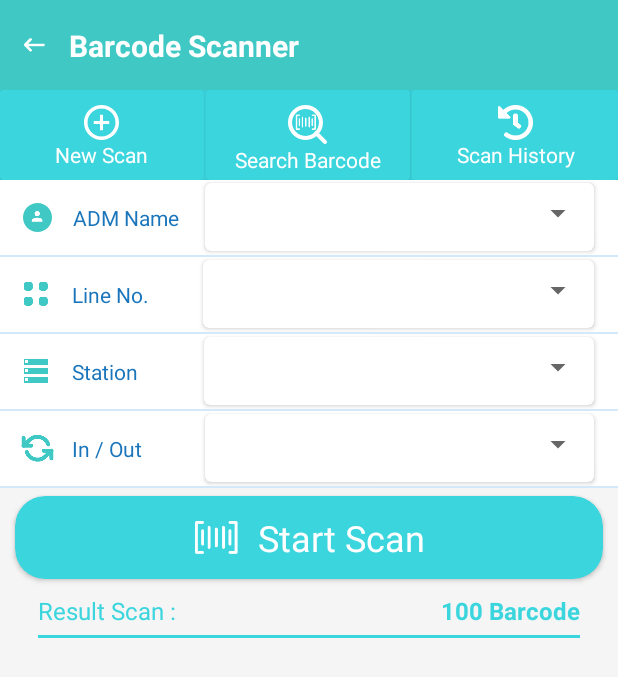
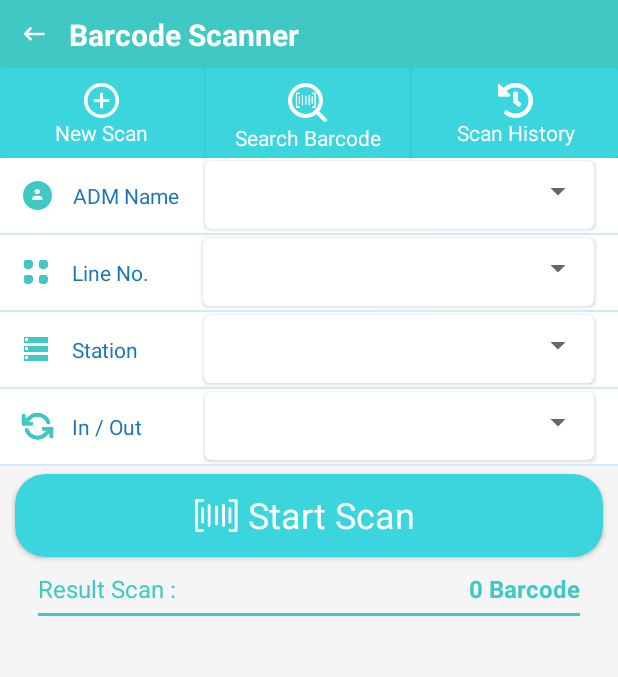
Before and after one commit to sofinal-amrozi/lyg.fss, an Android app: the BarcodeScanner screen opened directly, with no data from a screen before it, on a phone screen of 412 x 824 dp. Shown: the top 677 px of the screen. Run offline under Robolectric (Android 15) with nearby library versions, the phone set to English and light mode, and no system bars; our stand-ins replace Volley; network calls fail.

Commit message:
update
update 21/04/2021 10:00 AM

```diff
--- a/FactorySmartSystem/app/src/main/java/com/lyg/factorysmartsystem/BarcodeScanner.java
+++ b/FactorySmartSystem/app/src/main/java/com/lyg/factorysmartsystem/BarcodeScanner.java
@@ -14,6 +14,7 @@ import android.widget.AdapterView;
 import android.widget.ArrayAdapter;
 import android.widget.ImageView;
 import android.widget.Spinner;
+import android.widget.TextView;
 import android.widget.Toast;
 
 import com.android.volley.Request;
@@ -35,13 +36,15 @@ import com.lyg.factorysmartsystem.Model.ModelStation;
 import org.json.JSONArray;
 import org.json.JSONException;
 import org.json.JSONObject;
+import org.w3c.dom.Text;
 
 import java.util.ArrayList;
 import java.util.List;
+import java.util.Random;
 
 public class BarcodeScanner extends AppCompatActivity {
     Spinner dataAdm, dataLine, dataStation, dataInOut;
-    ImageView scanBarcode, Exit;
+    ImageView scanBarcode, Exit, CreateNewScan;
     RequestQueue requestQueue;
 
     authdata authdataa;
@@ -60,7 +63,18 @@ public class BarcodeScanner extends AppCompatActivity {
     AdapterDataBarcode adapter;
     List<ModelDataBarcode> item;
 
-    String admData, lineData, stationData, inoutData;
+    String admData;
+    String lineData;
+    String stationData;
+    String inoutData;
+    String recordCount;
+    String tSessionId;
+    String tBarcodeType;
+
+    TextView resultCount;
+    Integer recCount;
+
+    Spinner sAdmName, sLineNo, sStation, sInOut;
 
     int StatusCheck = 0;
     @Override
@@ -69,12 +83,14 @@ public class BarcodeScanner extends AppCompatActivity {
         super.onCreate(savedInstanceState);
         setContentView(R.layout.activity_barcode_scanner);
         getSupportActionBar().hide();
+        StatusCheck = 0;
+        tSessionId = "";
         init();
         loadData();
 
 
 
-        //        Parsing data
+        //Parsing data
 
         /*Intent intent = getIntent();
         admDataEx = intent.getStringExtra("Extent_admData");
@@ -155,9 +171,44 @@ public class BarcodeScanner extends AppCompatActivity {
             }
         });
 
+        CreateNewScan.setOnClickListener(new View.OnClickListener() {
+            @Override
+            public void onClick(View v) {
+
+                StatusCheck = 0;
+                sAdmName.setEnabled(true);
+                sLineNo.setEnabled(true);
+                sStation.setEnabled(true);
+                sInOut.setEnabled(true);
+
+                sAdmName.setSelection(0);
+                sLineNo.setSelection(0);
+                sStation.setSelection(0);
+                sInOut.setSelection(0);
+
+                tSessionId = "";
+                tSessionId = getRandomString(10);
+                //Toast.makeText(BarcodeScanner.this, "New SessionId has been created!", Toast.LENGTH_SHORT).show();
+
+
+                TextView mTextView = (TextView) findViewById(R.id.text_resultbarcode);
+                mTextView.setText("0 Barcode");
+
+                loadData();
+
+            }
+        });
+
+
         scanBarcode.setOnClickListener(new View.OnClickListener() {
             @Override
             public void onClick(View view) {
+
+                if (tSessionId == "") {
+                    tSessionId = getRandomString(10);
+                }
+
+
                 if (dataAdm.getSelectedItem().toString().trim().equals("")) {
                     Toast.makeText(BarcodeScanner.this, "Select Admin !", Toast.LENGTH_SHORT).show();
                 }
@@ -171,12 +222,15 @@ public class BarcodeScanner extends AppCompatActivity {
                     Toast.makeText(BarcodeScanner.this, "Select In / Out !", Toast.LENGTH_SHORT).show();
                 } else {
 
-
+                    StatusCheck = 1;
+                    Toast.makeText(BarcodeScanner.this, tSessionId, Toast.LENGTH_SHORT).show();
                     Intent input = new Intent(BarcodeScanner.this, ZxingScanner.class);
                     input.putExtra("intent_admData", admData);
                     input.putExtra("intent_lineData", lineData);
                     input.putExtra("intent_stationData", stationData);
                     input.putExtra("intent_inoutData", inoutData);
+                    input.putExtra("intent_SessionId", tSessionId);
+                    // input.putExtra("intent_BarcodeType", tBarcodeType);
                     startActivity(input);
 
                     //finish();
@@ -217,6 +271,8 @@ public class BarcodeScanner extends AppCompatActivity {
 
 
         });
+
+
     }
 
     public void onDestroy() {
@@ -226,6 +282,20 @@ public class BarcodeScanner extends AppCompatActivity {
 
     public void onResume() {
         super.onResume();
+
+        if (StatusCheck == 0) {
+            sAdmName.setEnabled(true);
+            sLineNo.setEnabled(true);
+            sStation.setEnabled(true);
+            sInOut.setEnabled(true);
+        } else
+        {
+            sAdmName.setEnabled(false);
+            sLineNo.setEnabled(false);
+            sStation.setEnabled(false);
+            sInOut.setEnabled(false);
+        }
+
         loadData();
     }
 
@@ -238,7 +308,17 @@ public class BarcodeScanner extends AppCompatActivity {
         dataStation = findViewById(R.id.station);
         dataInOut = findViewById(R.id.in_out);
         scanBarcode = findViewById(R.id.ivScanBarcode);
+        CreateNewScan = findViewById(R.id.ivNewScan);
         Exit = findViewById(R.id.ivBackOnBarcode);
+        resultCount = findViewById(R.id.text_resultbarcode);
+        recCount = 0;
+
+        // Spinner
+        sAdmName = findViewById(R.id.adm_name);
+        sLineNo = findViewById(R.id.line_no);
+        sStation = findViewById(R.id.station);
+        sInOut = findViewById(R.id.in_out);
+
     }
 
     public void loadAdm(){
@@ -269,7 +349,7 @@ public class BarcodeScanner extends AppCompatActivity {
         }, new Response.ErrorListener() {
             @Override
             public void onErrorResponse(VolleyError error) {
-                Toast.makeText(BarcodeScanner.this, "No Data !", Toast.LENGTH_LONG).show();
+                Toast.makeText(BarcodeScanner.this, "No Data Adm !", Toast.LENGTH_LONG).show();
             }
         });
         requestQueue.add(stringRequest);
@@ -298,7 +378,7 @@ public class BarcodeScanner extends AppCompatActivity {
         }, new Response.ErrorListener() {
             @Override
             public void onErrorResponse(VolleyError error) {
-                Toast.makeText(BarcodeScanner.this, "No Data !", Toast.LENGTH_LONG).show();
+                Toast.makeText(BarcodeScanner.this, "No Data Line !", Toast.LENGTH_LONG).show();
             }
         });
         requestQueue.add(stringRequest2);
@@ -327,7 +407,7 @@ public class BarcodeScanner extends AppCompatActivity {
         }, new Response.ErrorListener() {
             @Override
             public void onErrorResponse(VolleyError error) {
-                Toast.makeText(BarcodeScanner.this, "No Data !", Toast.LENGTH_LONG).show();
+                Toast.makeText(BarcodeScanner.this, "No Data Station !", Toast.LENGTH_LONG).show();
             }
         });
         requestQueue.add(stringRequest3);
@@ -356,15 +436,30 @@ public class BarcodeScanner extends AppCompatActivity {
         }, new Response.ErrorListener() {
             @Override
             public void onErrorResponse(VolleyError error) {
-                Toast.makeText(BarcodeScanner.this, "No Data !", Toast.LENGTH_LONG).show();
+                Toast.makeText(BarcodeScanner.this, "No Data In/Out !", Toast.LENGTH_LONG).show();
             }
         });
         requestQueue.add(stringRequest4);
     }
 
+    public static String getRandomString(int i) {
+        final String characters = "abcdefghijklmnopqrstuvwxyz0123456789";
+        StringBuilder result = new StringBuilder();
+        while (i > 0) {
+            Random rand = new Random();
+            result.append(characters.charAt(rand.nextInt(characters.length())));
+            i--;
+        }
+        return result.toString();
+
+
+    }
+
+
+
     // Load data hasil scan
     public void loadData(){
-        StringRequest stringRequest = new StringRequest(Request.Method.GET, ServerApi.URL_DATASCAN, new Response.Listener<String>() {
+        StringRequest stringRequest = new StringRequest(Request.Method.GET, ServerApi.URL_DATASCAN + tSessionId, new Response.Listener<String>() {
             @Override
             public void onResponse(String response) {
                 try {
@@ -377,23 +472,59 @@ public class BarcodeScanner extends AppCompatActivity {
                         JSONObject send_data_to_api = data.getJSONObject(i);
                         playerModel.setBarcodeNo(send_data_to_api.getString("BarcodeNo"));
                         playerModel.setScanDate(send_data_to_api.getString("ScanDate"));
+                        playerModel.setBarcodeType(send_data_to_api.getString("BarcodeType"));
+                        playerModel.setBarcodeTypeCode(send_data_to_api.getString("BarcodeTypeCode"));
+                        item.add(playerModel);
 
-                        item.add(playerModel);
                     }
+
+//                    for (int i = 0; i < data.length(); i++)
+//                    {
+//                        tBarcodeType = "";
+//                        tBarcodeType = data.getJSONObject(i).getString("BarcodeType");
+//                        Toast.makeText(BarcodeScanner.this, tBarcodeType, Toast.LENGTH_SHORT).show();
+//                    }
+
+                    //Toast.makeText(BarcodeScanner.this, String.valueOf(item.size()), Toast.LENGTH_SHORT).show();
+                    TextView mTextView = (TextView) findViewById(R.id.text_resultbarcode);
+                    recordCount = String.valueOf(item.size()) + " Barcode";
+                    mTextView.setText(recordCount);
                     adapter = new AdapterDataBarcode(BarcodeScanner.this, item);
                     RecyclerView.LayoutManager layoutManager = new LinearLayoutManager(BarcodeScanner.this);
                     recyclerView.setLayoutManager(layoutManager);
                     recyclerView.setAdapter(adapter);
+
                 } catch (JSONException e){
-                    Toast.makeText(BarcodeScanner.this, "Codingan Error: Load Data !", Toast.LENGTH_SHORT).show();
+                    TextView mTextView = (TextView) findViewById(R.id.text_resultbarcode);
+                    mTextView.setText("0 Barcode");
+                    Toast.makeText(BarcodeScanner.this, "New SessionId has been created!", Toast.LENGTH_SHORT).show();
+
+                    item = new ArrayList<>();
+                    adapter = new AdapterDataBarcode(BarcodeScanner.this, item);
+                    RecyclerView.LayoutManager layoutManager = new LinearLayoutManager(BarcodeScanner.this);
+                    recyclerView.setLayoutManager(layoutManager);
+                    recyclerView.setAdapter(adapter);
+                    recyclerView.setAdapter(null);
                 }
             }
         }, new Response.ErrorListener() {
             @Override
             public void onErrorResponse(VolleyError error) {
+                TextView mTextView = (TextView) findViewById(R.id.text_resultbarcode);
+                mTextView.setText("0 Barcode");
                 Toast.makeText(BarcodeScanner.this, "No Data !", Toast.LENGTH_LONG).show();
+
+                item = new ArrayList<>();
+                adapter = new AdapterDataBarcode(BarcodeScanner.this, item);
+                RecyclerView.LayoutManager layoutManager = new LinearLayoutManager(BarcodeScanner.this);
+                recyclerView.setLayoutManager(layoutManager);
+                recyclerView.setAdapter(adapter);
+                recyclerView.setAdapter(null);
+
             }
         });
         requestQueue.add(stringRequest);
+        //TextView mTextView = (TextView) findViewById(R.id.text_resultbarcode);
+        //mTextView.setText(getString(adapter.getItemCount()));
     }
 }
--- a/FactorySmartSystem/app/src/main/java/com/lyg/factorysmartsystem/ConfigFile/ServerApi.java
+++ b/FactorySmartSystem/app/src/main/java/com/lyg/factorysmartsystem/ConfigFile/ServerApi.java
@@ -1,10 +1,10 @@
 package com.lyg.factorysmartsystem.ConfigFile;
 
 public class ServerApi {
-    public static final String IPServer="http://192.168.0.3/ScanBarcode/RestApi/api/";
+    public static final String IPServer="http://192.168.1.100/ScanBarcode/RestApi/api/";
     public static final String URL_DATAADM=IPServer+"DataAdm";
     public static final String URL_DATALINE=IPServer+"DataLine";
     public static final String URL_DATASTATION=IPServer+"DataStation";
     public static final String URL_DATAINOUT=IPServer+"DataInOut";
-    public static final String URL_DATASCAN=IPServer+"TrnScanBarcode";
+    public static final String URL_DATASCAN=IPServer+"TrnScanBarcode?SessionId=";
 }
--- a/FactorySmartSystem/app/src/main/res/layout/activity_barcode_scanner.xml
+++ b/FactorySmartSystem/app/src/main/res/layout/activity_barcode_scanner.xml
@@ -10,9 +10,10 @@
     <androidx.constraintlayout.widget.ConstraintLayout
         android:id="@+id/clTopOnBarcode"
         android:layout_width="match_parent"
-        android:layout_height="60dp"
+        android:layout_height="45dp"
         android:background="@color/dark_green"
         app:layout_constraintEnd_toEndOf="parent"
+        app:layout_constraintHorizontal_bias="0.0"
         app:layout_constraintStart_toStartOf="parent"
         app:layout_constraintTop_toTopOf="parent">
 
@@ -29,11 +30,11 @@
         <TextView
             android:layout_width="wrap_content"
             android:layout_height="wrap_content"
+            android:layout_marginStart="16dp"
             android:text="Barcode Scanner"
             android:textColor="@color/white"
             android:textSize="20sp"
             android:textStyle="bold"
-            android:layout_marginStart="16dp"
             app:layout_constraintBottom_toBottomOf="parent"
             app:layout_constraintStart_toEndOf="@+id/ivBackOnBarcode"
             app:layout_constraintTop_toTopOf="parent" />
@@ -66,6 +67,7 @@
                     android:layout_height="match_parent"
                     android:orientation="vertical">
                     <ImageView
+                        android:id="@+id/ivNewScan"
                         android:layout_width="wrap_content"
                         android:layout_height="wrap_content"
                         android:src="@drawable/ic_newscan"
@@ -374,9 +376,13 @@
                 android:textSize="24sp"
                 app:layout_constraintBottom_toBottomOf="parent"
                 app:layout_constraintEnd_toEndOf="parent"
-                app:layout_constraintHorizontal_bias="0.1"
+                app:layout_constraintHorizontal_bias="0.05"
                 app:layout_constraintStart_toEndOf="@+id/ivScanBarcode"
-                app:layout_constraintTop_toTopOf="parent" />
+                app:layout_constraintTop_toTopOf="parent"
+                app:layout_constraintVertical_bias="0.478" />
+
+
+
         </androidx.constraintlayout.widget.ConstraintLayout>
     </androidx.cardview.widget.CardView>
 
@@ -385,7 +391,7 @@
         android:layout_height="wrap_content"
         android:text="Result Scan :"
         android:textSize="16sp"
-        android:textColor="@color/gradient_x04"
+        android:textColor="@color/dark_green"
         android:layout_marginTop="10dp"
         android:layout_marginStart="25dp"
         app:layout_constraintStart_toStartOf="parent"
@@ -395,8 +401,8 @@
         android:id="@+id/text_resultbarcode"
         android:layout_width="wrap_content"
         android:layout_height="wrap_content"
-        android:text="100 Barcode"
-        android:textColor="@color/gradient_x04"
+        android:text="0 Barcode"
+        android:textColor="@color/dark_green"
         android:textSize="16sp"
         android:textStyle="bold"
         android:layout_marginTop="10dp"
@@ -411,7 +417,7 @@
         android:layout_marginTop="5dp"
         android:layout_marginStart="25dp"
         android:layout_marginEnd="25dp"
-        android:background="@color/gradient_x04"
+        android:background="@color/dark_green"
         app:layout_constraintEnd_toEndOf="parent"
         app:layout_constraintStart_toStartOf="parent"
         app:layout_constraintTop_toBottomOf="@+id/text_resultbarcode"/>
@@ -419,15 +425,16 @@
     <ScrollView
         android:layout_width="match_parent"
         android:layout_height="match_parent"
-        android:layout_marginTop="428dp"
+        android:layout_marginTop="412dp"
         app:layout_constraintBottom_toBottomOf="parent"
         app:layout_constraintEnd_toEndOf="parent"
         app:layout_constraintHorizontal_bias="0.0"
-        android:layout_marginStart="20dp"
-        android:layout_marginEnd="20dp"
+        android:layout_marginStart="10dp"
+        android:layout_marginEnd="10dp"
         app:layout_constraintStart_toStartOf="parent"
         app:layout_constraintTop_toBottomOf="@+id/line0"
         app:layout_constraintVertical_bias="0.0">
+
         <androidx.constraintlayout.widget.ConstraintLayout
             android:layout_width="match_parent"
             android:layout_height="wrap_content">
```
Also changed, not shown: FactorySmartSystem/app/src/main/AndroidManifest.xml (+6 -3 lines), FactorySmartSystem/app/src/main/java/com/lyg/factorysmartsystem/Adapter/AdapterDataBarcode.java (+36 -1 lines), FactorySmartSystem/app/src/main/java/com/lyg/factorysmartsystem/Model/ModelDataBarcode.java (+22 -0 lines), FactorySmartSystem/app/src/main/java/com/lyg/factorysmartsystem/ZxingScanner.java (+22 -4 lines), FactorySmartSystem/app/src/main/res/layout/activity_login.xml (+4 -7 lines), FactorySmartSystem/app/src/main/res/layout/list_datainput.xml (+26 -3 lines).
